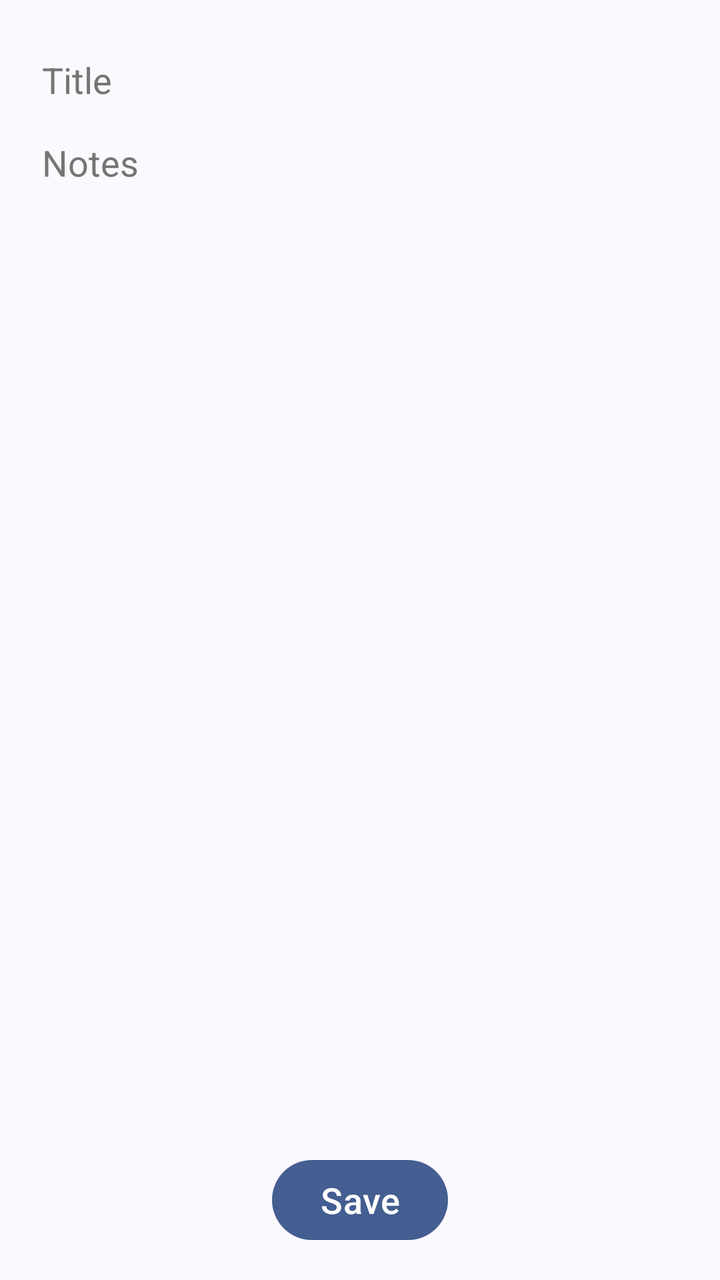
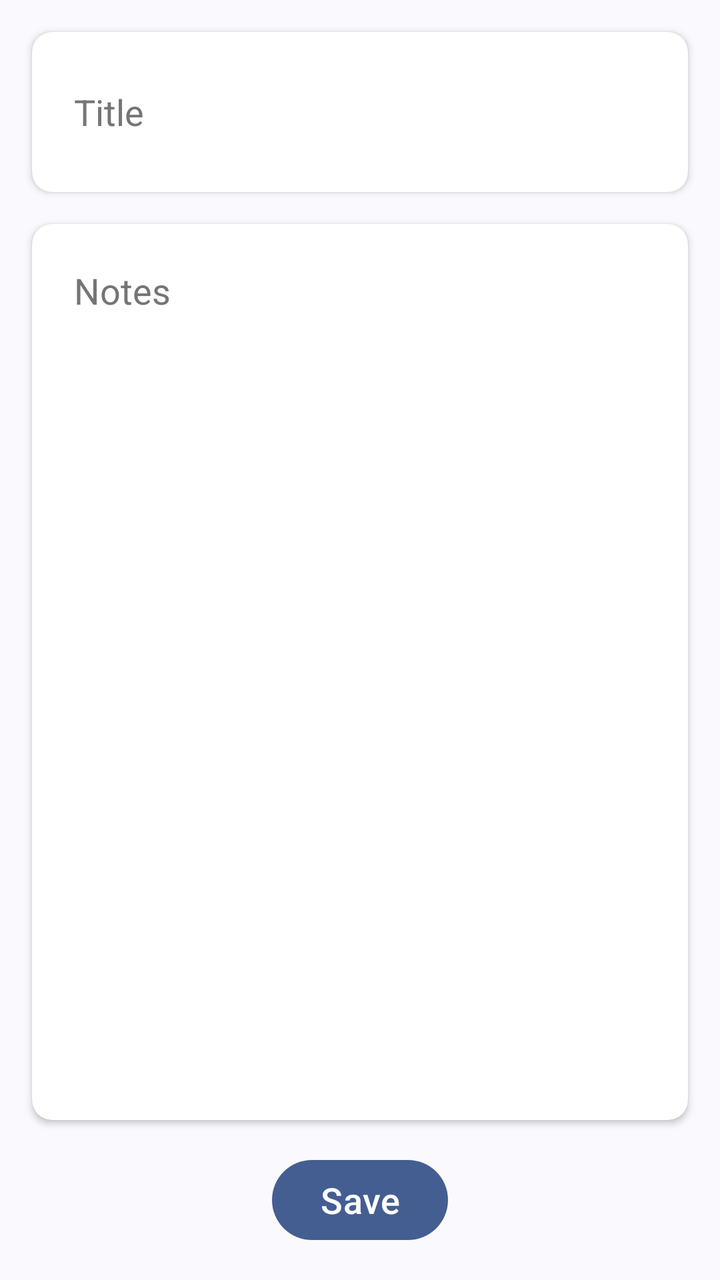

Two renders of the same Android screen: before a commit and after it. Below are the layout's source before the change and the commit's diff.
<!-- AndroidManifest.xml: application theme Theme.DawningOfTheAshes -->
<!-- res/layout/activity_create_campaign_notes.xml -->
<?xml version="1.0" encoding="utf-8"?>
<layout xmlns:android="http://schemas.android.com/apk/res/android"
    xmlns:app="http://schemas.android.com/apk/res-auto"
    xmlns:tools="http://schemas.android.com/tools">

    <androidx.constraintlayout.widget.ConstraintLayout
        android:layout_width="match_parent"
        android:layout_height="match_parent"
        tools:context=".ui.CreateCampaignNotes">

        <Button
            android:id="@+id/saveNotesButton"
            android:layout_width="wrap_content"
            android:layout_height="wrap_content"
            android:layout_marginBottom="16dp"
            android:text="@string/saveButtonText"
            android:textSize="18sp"
            app:layout_constraintBottom_toBottomOf="parent"
            app:layout_constraintEnd_toEndOf="parent"
            app:layout_constraintStart_toStartOf="parent" />

        <EditText
            android:id="@+id/campaignNotesText"
            android:layout_width="0dp"
            android:layout_height="0dp"
            android:layout_marginStart="16dp"
            android:layout_marginEnd="16dp"
            android:layout_marginBottom="16dp"
            android:background="@null"
            android:ems="10"
            android:gravity="top"
            android:hint="@string/campaignNotes"
            android:importantForAutofill="no"
            android:inputType="textMultiLine"
            android:textColorHint="#757575"
            android:padding="@dimen/padding"
            app:layout_constraintBottom_toTopOf="@+id/saveNotesButton"
            app:layout_constraintEnd_toEndOf="parent"
            app:layout_constraintStart_toStartOf="parent"
            app:layout_constraintTop_toBottomOf="@+id/noteTitleText" />

        <EditText
            android:id="@+id/noteTitleText"
            android:layout_width="0dp"
            android:layout_height="wrap_content"
            android:layout_marginStart="16dp"
            android:layout_marginTop="16dp"
            android:layout_marginEnd="16dp"
            android:background="@null"
            android:ems="10"
            android:hint="@string/noteTitle"
            android:importantForAutofill="no"
            android:inputType="text"
            android:minHeight="48dp"
            android:padding="@dimen/padding"
            android:textColorHint="#757575"
            app:layout_constraintEnd_toEndOf="parent"
            app:layout_constraintStart_toStartOf="parent"
            app:layout_constraintTop_toTopOf="parent" />

    </androidx.constraintlayout.widget.ConstraintLayout>
</layout>
<!-- resources referenced by this layout -->
<resources>
  <dimen name="padding">5dp</dimen>
  <string name="campaignNotes">Notes</string>
  <string name="noteTitle">Title</string>
  <string name="saveButtonText">Save</string>
  <style name="Theme.DawningOfTheAshes" parent="Theme.Material3.DynamicColors.Light">
      
      
      
      
      
      
      
      
      
      
      <item name="android:windowLightStatusBar">true</item>
      
      
      
  </style>
</resources>

<!-- the commit's change to res/layout/activity_create_campaign_notes.xml (unified diff, before → after) -->
@@ -19,44 +19,87 @@
             app:layout_constraintEnd_toEndOf="parent"
             app:layout_constraintStart_toStartOf="parent" />
 
-        <EditText
-            android:id="@+id/campaignNotesText"
-            android:layout_width="0dp"
-            android:layout_height="0dp"
-            android:layout_marginStart="16dp"
-            android:layout_marginEnd="16dp"
-            android:layout_marginBottom="16dp"
-            android:background="@null"
-            android:ems="10"
-            android:gravity="top"
-            android:hint="@string/campaignNotes"
-            android:importantForAutofill="no"
-            android:inputType="textMultiLine"
-            android:textColorHint="#757575"
-            android:padding="@dimen/padding"
-            app:layout_constraintBottom_toTopOf="@+id/saveNotesButton"
-            app:layout_constraintEnd_toEndOf="parent"
-            app:layout_constraintStart_toStartOf="parent"
-            app:layout_constraintTop_toBottomOf="@+id/noteTitleText" />
-
-        <EditText
-            android:id="@+id/noteTitleText"
+        <androidx.cardview.widget.CardView
+            android:id="@+id/noteTitleCard"
             android:layout_width="0dp"
             android:layout_height="wrap_content"
             android:layout_marginStart="16dp"
             android:layout_marginTop="16dp"
             android:layout_marginEnd="16dp"
-            android:background="@null"
-            android:ems="10"
-            android:hint="@string/noteTitle"
-            android:importantForAutofill="no"
-            android:inputType="text"
-            android:minHeight="48dp"
-            android:padding="@dimen/padding"
-            android:textColorHint="#757575"
+            app:cardCornerRadius="@dimen/cardRadius"
             app:layout_constraintEnd_toEndOf="parent"
             app:layout_constraintStart_toStartOf="parent"
-            app:layout_constraintTop_toTopOf="parent" />
+            app:layout_constraintTop_toTopOf="parent">
+
+            <androidx.constraintlayout.widget.ConstraintLayout
+                android:layout_width="match_parent"
+                android:layout_height="match_parent">
+
+                <EditText
+                    android:id="@+id/noteTitleText"
+                    android:layout_width="0dp"
+                    android:layout_height="wrap_content"
+                    android:layout_marginStart="16dp"
+                    android:layout_marginTop="16dp"
+                    android:layout_marginEnd="16dp"
+                    android:layout_marginBottom="16dp"
+                    android:background="@null"
+                    android:ems="10"
+                    android:hint="@string/noteTitle"
+                    android:importantForAutofill="no"
+                    android:inputType="text"
+                    android:minHeight="48dp"
+                    android:padding="@dimen/padding"
+                    android:textColorHint="#757575"
+                    app:layout_constraintBottom_toBottomOf="parent"
+                    app:layout_constraintEnd_toEndOf="parent"
+                    app:layout_constraintStart_toStartOf="parent"
+                    app:layout_constraintTop_toTopOf="parent" />
+
+            </androidx.constraintlayout.widget.ConstraintLayout>
+        </androidx.cardview.widget.CardView>
+
+        <androidx.cardview.widget.CardView
+            android:id="@+id/noteContentCard"
+            android:layout_width="0dp"
+            android:layout_height="0dp"
+            android:layout_marginStart="16dp"
+            android:layout_marginTop="16dp"
+            android:layout_marginEnd="16dp"
+            android:layout_marginBottom="16dp"
+            app:cardCornerRadius="@dimen/cardRadius"
+            app:layout_constraintBottom_toTopOf="@+id/saveNotesButton"
+            app:layout_constraintEnd_toEndOf="parent"
+            app:layout_constraintStart_toStartOf="parent"
+            app:layout_constraintTop_toBottomOf="@+id/noteTitleCard">
+
+            <androidx.constraintlayout.widget.ConstraintLayout
+                android:layout_width="match_parent"
+                android:layout_height="match_parent">
+
+                <EditText
+                    android:id="@+id/campaignNotesText"
+                    android:layout_width="0dp"
+                    android:layout_height="0dp"
+                    android:layout_marginStart="16dp"
+                    android:layout_marginTop="16dp"
+                    android:layout_marginEnd="16dp"
+                    android:layout_marginBottom="16dp"
+                    android:background="@null"
+                    android:ems="10"
+                    android:gravity="top"
+                    android:hint="@string/campaignNotes"
+                    android:importantForAutofill="no"
+                    android:inputType="textMultiLine"
+                    android:padding="@dimen/padding"
+                    android:textColorHint="#757575"
+                    app:layout_constraintBottom_toBottomOf="parent"
+                    app:layout_constraintEnd_toEndOf="parent"
+                    app:layout_constraintStart_toStartOf="parent"
+                    app:layout_constraintTop_toTopOf="parent" />
+
+            </androidx.constraintlayout.widget.ConstraintLayout>
+        </androidx.cardview.widget.CardView>
 
     </androidx.constraintlayout.widget.ConstraintLayout>
 </layout>
<!-- resource entries referenced after the edit -->
@@ -1,5 +1,6 @@
 <!-- resources referenced by this layout -->
 <resources>
+  <dimen name="cardRadius">10dp</dimen>
   <dimen name="padding">5dp</dimen>
   <string name="campaignNotes">Notes</string>
   <string name="noteTitle">Title</string>
